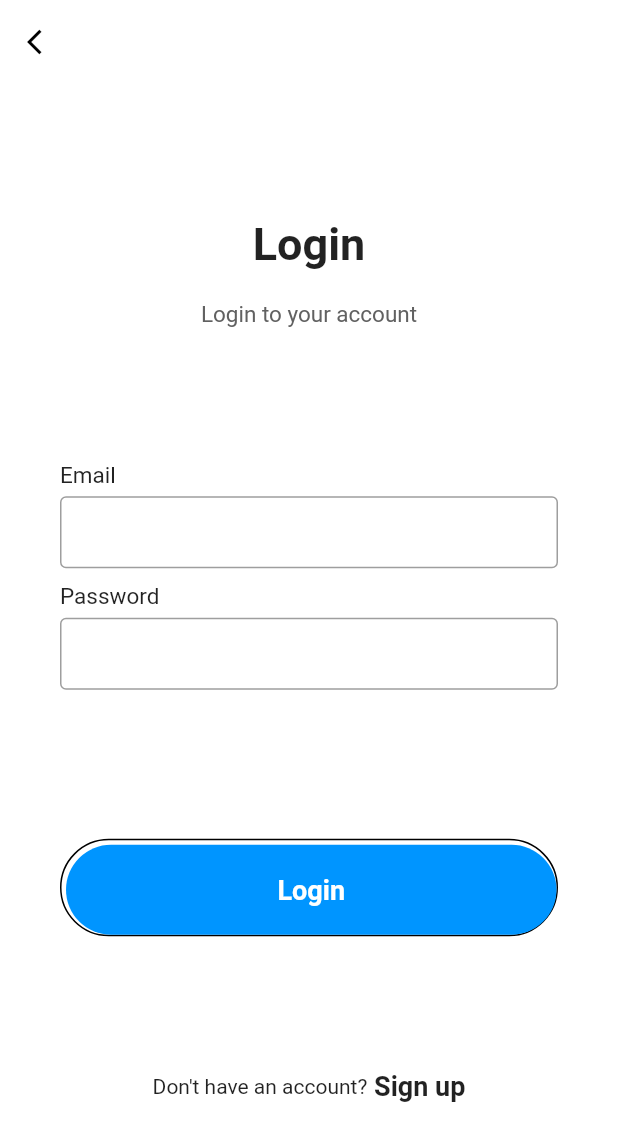
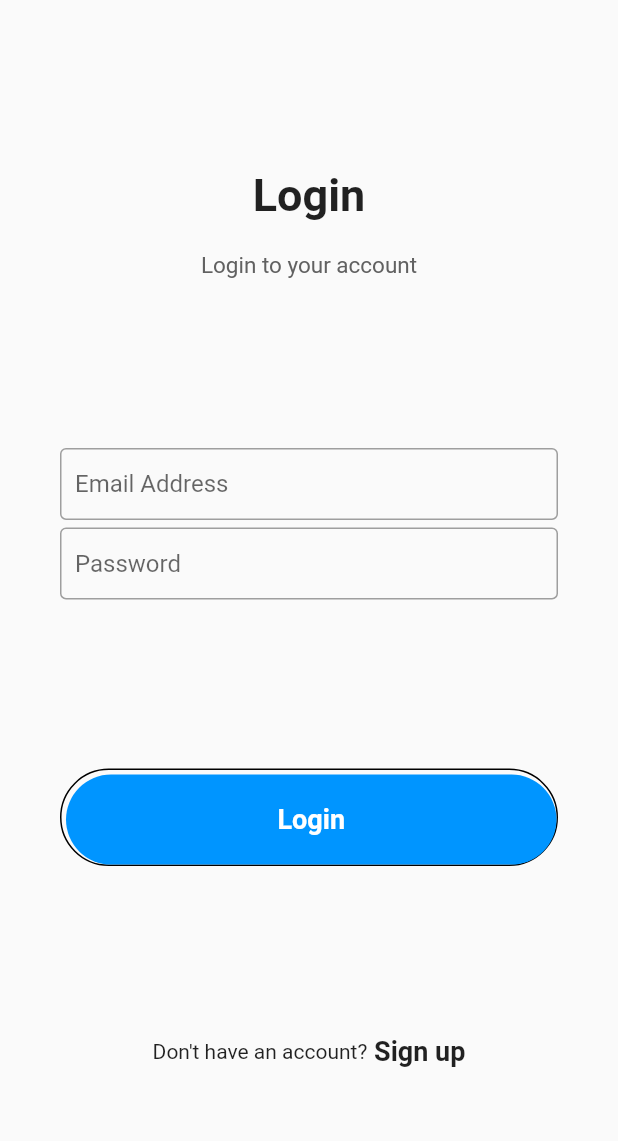
Before and after one commit to roshanbhattarai98/Vegetable-Shop, a Flutter app: the screen it shows after launch, after a tap on "Login", on a phone screen of 412 x 824 dp. Shown: the top 1141 px of the screen. Run offline on Flutter 3.47's test engine with Material 2 defaults, Android fonts, the phone set to English and light mode, and no system bars; our stand-ins replace carousel_pro.

```diff
--- /dev/null
+++ b/app/lib/components/logIn.dart
@@ -0,0 +1,236 @@
+//import 'dart:ffi';
+
+import 'package:app/components/progress.dart';
+import 'package:app/model/login_model.dart';
+import 'package:flutter/material.dart';
+import 'package:app/components/homePage.dart';
+import 'package:app/components/test.dart';
+import 'package:app/api/api.dart';
+
+class LogIn extends StatefulWidget {
+  const LogIn({Key? key}) : super(key: key);
+
+  @override
+  _LogInState createState() => _LogInState();
+}
+
+class _LogInState extends State<LogIn> {
+  final scaffoldKey = GlobalKey<ScaffoldState>();
+  GlobalKey<FormState> globalFormKey = new GlobalKey<FormState>();
+  late LogInRequestModel requestModel;
+  bool isApiCallProcess = false;
+  @override
+  void initState() {
+    super.initState();
+    requestModel = new LogInRequestModel(email: '', password: '');
+  }
+
+  // @override
+  //Widget build(BuildContext context) {
+  //return ProgressHUD(
+  //child: _uiSetup(context),
+  // inAsyncCall: isApiCallProcess,
+  // opacity: 0.3, key: null, valueColor: Colors.blueAccent,
+  // );
+  //}
+
+  @override
+  Widget build(BuildContext context) {
+    return Scaffold(
+      key: scaffoldKey,
+      body: Container(
+        height: MediaQuery.of(context).size.height,
+        width: double.infinity,
+        child: Column(
+          mainAxisAlignment: MainAxisAlignment.spaceBetween,
+          children: <Widget>[
+            Expanded(
+                child: Column(
+              mainAxisAlignment: MainAxisAlignment.spaceEvenly,
+              children: <Widget>[
+                Column(
+                  children: <Widget>[
+                    Text(
+                      "Login",
+                      style:
+                          TextStyle(fontSize: 30, fontWeight: FontWeight.bold),
+                    ),
+                    SizedBox(
+                      height: 20,
+                    ),
+                    Text(
+                      "Login to your account",
+                      style: TextStyle(fontSize: 15, color: Colors.grey[700]),
+                    )
+                  ],
+                ),
+                Padding(
+                  padding: EdgeInsets.symmetric(horizontal: 40),
+                  child: Form(
+                    child: Column(
+                      children: <Widget>[
+                        TextFormField(
+                          keyboardType: TextInputType.emailAddress,
+                          onSaved: (input) => requestModel.email = input!,
+                          validator: (input) => !input!.contains("@")
+                              ? "Email id should be valid"
+                              : null,
+                          decoration: new InputDecoration(
+                              hintText: "Email Address",
+                              contentPadding: EdgeInsets.symmetric(
+                                  vertical: 0, horizontal: 10),
+                              enabledBorder: OutlineInputBorder(
+                                borderSide: BorderSide(color: Colors.grey),
+                              ),
+                              border: OutlineInputBorder(
+                                  borderSide: BorderSide(color: Colors.grey))),
+                        ),
+                        SizedBox(
+                          height: 5,
+                        ),
+                        TextFormField(
+                          keyboardType: TextInputType.text,
+                          onSaved: (input) => requestModel.password = input!,
+                          validator: (input) => input!.length < 6
+                              ? "Password should be more than 6 characters"
+                              : null,
+                          //       obscureText = true,
+                          decoration: new InputDecoration(
+                              hintText: "Password",
+                              contentPadding: EdgeInsets.symmetric(
+                                  vertical: 0, horizontal: 10),
+                              enabledBorder: OutlineInputBorder(
+                                borderSide: BorderSide(color: Colors.grey),
+                              ),
+                              border: OutlineInputBorder(
+                                  borderSide: BorderSide(color: Colors.grey))),
+                        ),
+
+                        //    inputFile(label: "Email"),
+                        //  inputFile(label: "Password", obscureText: true)
+                      ],
+                    ),
+                  ),
+                ),
+                Padding(
+                  padding: EdgeInsets.symmetric(horizontal: 40),
+                  child: Container(
+                    padding: EdgeInsets.only(top: 3, left: 3),
+                    decoration: BoxDecoration(
+                        borderRadius: BorderRadius.circular(50),
+                        border: Border(
+                          bottom: BorderSide(color: Colors.black),
+                          top: BorderSide(color: Colors.black),
+                          left: BorderSide(color: Colors.black),
+                          right: BorderSide(color: Colors.black),
+                        )),
+                    child: MaterialButton(
+                      minWidth: double.infinity,
+                      height: 60,
+                      onPressed: () {
+                        if (ValidateAndSave()) {
+                          //       setState(() {
+                          //       isApiCallProcess = true;
+                          //   });
+                          //   APIService apiService = new APIService();
+                          //  apiService.login(requestModel).then((value) => {
+                          //    setState(() {
+                          //  isApiCallProcess = false;
+                          //  })
+                          // });
+                          print(requestModel.toJson());
+                        }
+
+                        //  Navigator.push(
+                        //    context,
+                        //  MaterialPageRoute(
+                        //    builder: (context) => HomePage()));
+                      },
+                      color: Color(0xff0095FF),
+                      elevation: 0,
+                      shape: RoundedRectangleBorder(
+                        borderRadius: BorderRadius.circular(50),
+                      ),
+                      child: Text(
+                        "Login",
+                        style: TextStyle(
+                          fontWeight: FontWeight.w600,
+                          fontSize: 18,
+                          color: Colors.white,
+                        ),
+                      ),
+                    ),
+                  ),
+                ),
+                Row(
+                  mainAxisAlignment: MainAxisAlignment.center,
+                  children: <Widget>[
+                    Text("Don't have an account?"),
+                    Text(
+                      " Sign up",
+                      style: TextStyle(
+                        fontWeight: FontWeight.w600,
+                        fontSize: 18,
+                      ),
+                    )
+                  ],
+                ),
+                //   Container(
+                //   padding: EdgeInsets.only(top: 100),
+                //  height: 200,
+                // decoration: BoxDecoration(
+                // image: DecorationImage(
+                //   image: AssetImage("assets/background.png"),
+                // fit: BoxFit.fitHeight),
+                //  ),
+                //  )
+              ],
+            ))
+          ],
+        ),
+      ),
+    );
+  }
+
+  bool ValidateAndSave() {
+    final form = globalFormKey.currentState;
+    if (form!.validate()) {
+      form.save();
+      return true;
+    }
+    return false;
+  }
+}
+
+// we will be creating a widget for text field
+/*Widget inputFile({label, obscureText = false}) {
+  return Column(
+      crossAxisAlignment: CrossAxisAlignment.start,
+      children: <Widget>[
+        Text(
+          label,
+          style: TextStyle(
+              fontSize: 15, fontWeight: FontWeight.w400, color: Colors.black87),
+        ),
+        SizedBox(
+          height: 5,
+        ),
+        TextField(
+          obscureText: obscureText,
+          decoration: InputDecoration(
+              contentPadding: EdgeInsets.symmetric(vertical: 0, horizontal: 10),
+              enabledBorder: OutlineInputBorder(
+                borderSide: BorderSide(color: Colors.grey),
+              ),
+              border:
+                  OutlineInputBorder(borderSide: BorderSide(color: Colors.grey))
+                  ),
+        ),
+        SizedBox(
+          height: 10,
+        )
+
+      ],
+  //  ),
+  );
+}*/
--- a/app/lib/main.dart
+++ b/app/lib/main.dart
@@ -8,6 +8,9 @@ import 'package:app/components/homePage.dart';
 import 'package:app/components/categories.dart';
 import 'package:app/components/recentProduct.dart';
 import 'package:app/components/test.dart';
+import 'package:app/components/logIn.dart';
+import 'package:app/model/login_model.dart';
+import 'package:app/api/api.dart';
 //import 'package:app/components/background.dart';
 
 void main() {
@@ -57,7 +60,7 @@ class HomePage extends StatelessWidget {
                     height: 60,
                     onPressed: () {
                       Navigator.push(context,
-                          MaterialPageRoute(builder: (context) => LoginPage()));
+                          MaterialPageRoute(builder: (context) => LogIn()));
                     },
                     // defining the shape
                     shape: RoundedRectangleBorder(
--- /dev/null
+++ b/app/lib/model/login_model.dart
@@ -0,0 +1,28 @@
+class LoginResponseModel {
+  final String token;
+  final String error;
+
+  LoginResponseModel({required this.token, required this.error});
+  factory LoginResponseModel.fromJson(Map<String, dynamic> json) {
+    return LoginResponseModel(
+        token: json["token"] != null ? json["token"] : "",
+        error: json["error"] != null ? json["error"] : "");
+  }
+}
+
+class LogInRequestModel {
+  String email;
+  String password;
+  LogInRequestModel({
+    required this.email,
+    required this.password,
+  });
+
+  Map<String, dynamic> toJson() {
+    Map<String, dynamic> map = {
+      'email': email.trim(),
+      'password': password.trim(),
+    };
+    return map;
+  }
+}
--- a/app/pubspec.yaml
+++ b/app/pubspec.yaml
@@ -29,11 +29,13 @@ dependencies:
   # Use with the CupertinoIcons class for iOS style icons.
   cupertino_icons: ^1.0.2
   carousel_pro: ^1.0.0
+  http: ^0.13.3
 
 
 dev_dependencies:
   flutter_test:
     sdk: flutter
+
 
 # For information on the generic Dart part of this file, see the
 # following page: https://dart.dev/tools/pub/pubspec
```
Also changed, not shown: app/lib/api/api.dart (added, +21 -0 lines), app/lib/components/progress.dart (added, +39 -0 lines), app/pubspec.lock.
